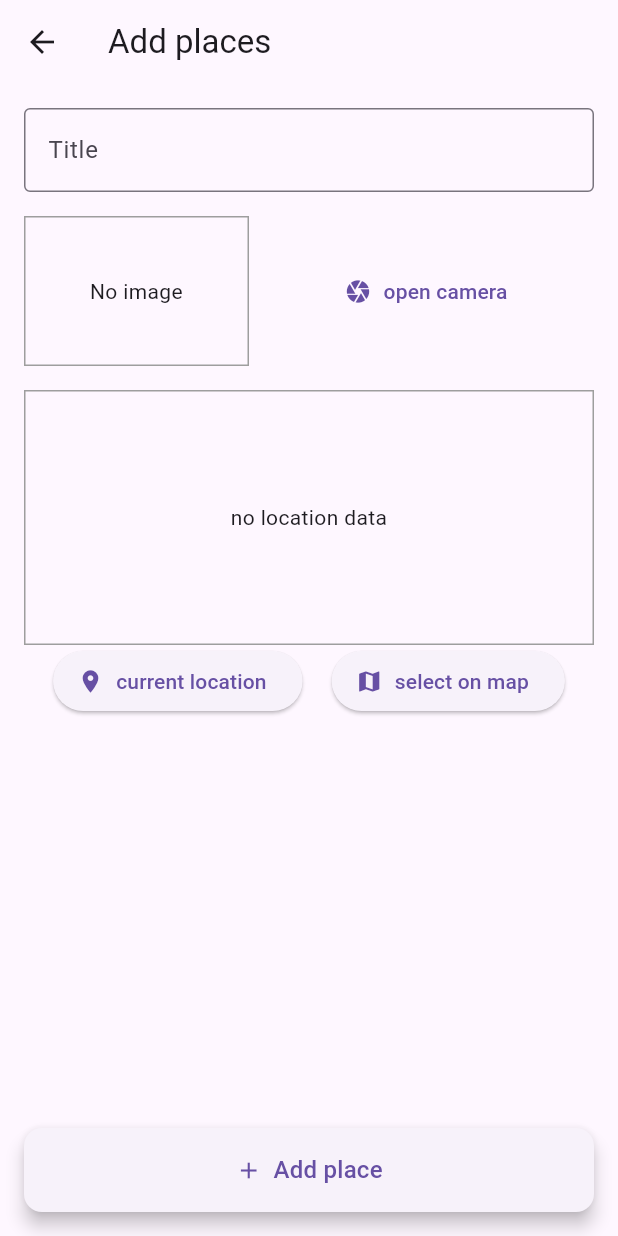
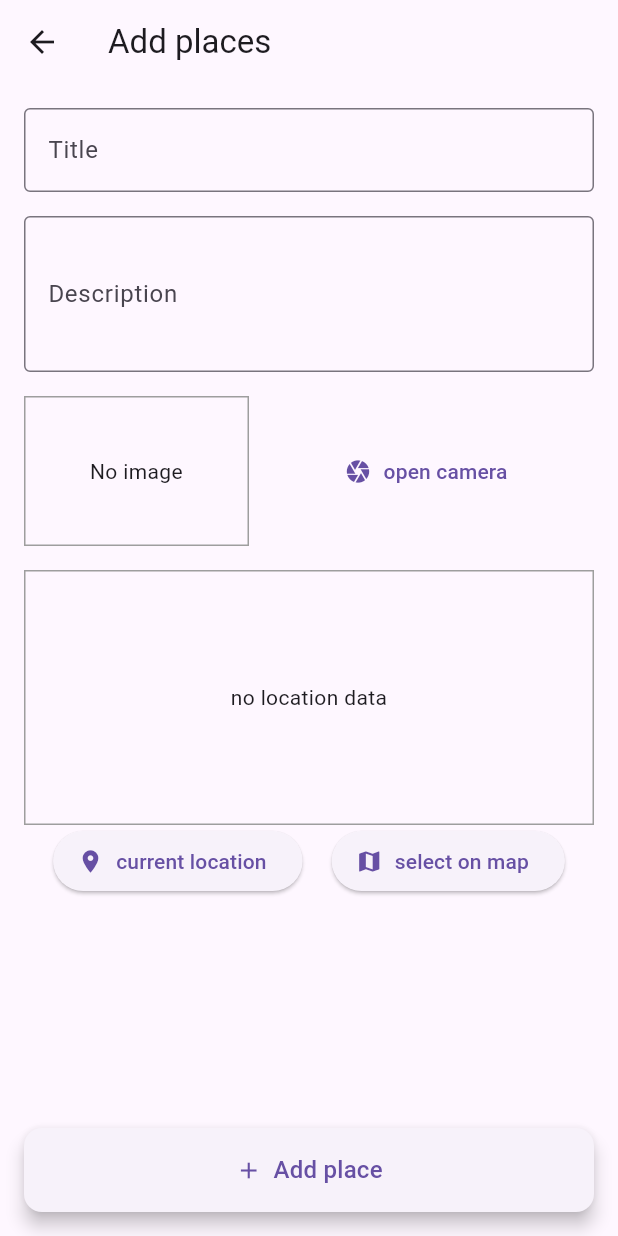
Before and after one commit to supreethraj13/FavPlaces, a Flutter app: the AddPlaceScreen screen opened by its route, after a tap on "Add place", on a phone screen of 412 x 824 dp. Run offline on Flutter 3.47's test engine with Material 3 defaults, Android fonts, the phone set to English and light mode, and no system bars; our stand-ins replace flutter_dotenv, google_maps_flutter, image_picker, location, sqflite; accounts and stored records are empty.

Commit message:
added place discription

```diff
--- a/lib/helper/db_helper.dart
+++ b/lib/helper/db_helper.dart
@@ -10,7 +10,8 @@ class DbHelper {
       onCreate: (db, version) {
         print('Creating database table "places"...');
         return db.execute(
-          'CREATE TABLE places(id TEXT PRIMARY KEY, title TEXT, img TEXT, loc_lat REAL, loc_lng REAL, address TEXT)',
+          // --- UPDATED THIS LINE ---
+          'CREATE TABLE places(id TEXT PRIMARY KEY, title TEXT, description TEXT, img TEXT, loc_lat REAL, loc_lng REAL, address TEXT)',
         );
       },
       version: 1,
--- a/lib/models/place.dart
+++ b/lib/models/place.dart
@@ -15,12 +15,14 @@ class Placelocation {
 class Place {
   final String id;
   final String title;
+  final String description; // --- ADDED THIS LINE ---
   final Placelocation location;
   final File image;
 
   Place({
     required this.id,
     required this.title,
+    required this.description, // --- ADDED THIS LINE ---
     required this.location,
     required this.image,
   });
--- a/lib/provider/great_places_provider.dart
+++ b/lib/provider/great_places_provider.dart
@@ -1,9 +1,9 @@
 import 'dart:io';
 import 'package:flutter/material.dart';
 
-import '../helper/db_helper.dart';
+import '../helper/db_helper.dart'; // Corrected typo from 'helper'
 import '../models/place.dart';
-import '../helper/loaction_helper.dart';
+import '../helper/loaction_helper.dart'; // Corrected typo from 'helper'
 
 class GreatPlaces with ChangeNotifier {
   List<Place> _items = [];
@@ -17,9 +17,11 @@ class GreatPlaces with ChangeNotifier {
 
   Future<void> addPlace(
     String pickedtitle,
+    String pickedDescription, // --- ADDED THIS ---
     File pickedimage,
     Placelocation pickedlocation,
   ) async {
+    // Corrected typo from 'LoactionHelper'
     final address = await LoactionHelper.getplaceaddress(
       pickedlocation.latitude,
       pickedlocation.longitude,
@@ -32,6 +34,7 @@ class GreatPlaces with ChangeNotifier {
     final newPlace = Place(
       id: DateTime.now().toString(),
       title: pickedtitle,
+      description: pickedDescription, // --- ADDED THIS ---
       location: updatedloc,
       image: pickedimage,
     );
@@ -40,6 +43,7 @@ class GreatPlaces with ChangeNotifier {
     DbHelper.insert('places', {
       'id': newPlace.id,
       'title': newPlace.title,
+      'description': newPlace.description, // --- ADDED THIS ---
       'img': newPlace.image.path,
       'loc_lat': newPlace.location.latitude,
       'loc_lng': newPlace.location.longitude,
@@ -54,6 +58,7 @@ class GreatPlaces with ChangeNotifier {
           (items) => Place(
             id: items['id'],
             title: items['title'],
+            description: items['description'], // --- ADDED THIS ---
             location: Placelocation(
               latitude: items['loc_lat'],
               longitude: items['loc_lng'],
--- a/lib/screen/add_place_screen.dart
+++ b/lib/screen/add_place_screen.dart
@@ -17,6 +17,8 @@ class AddPlaceScreen extends StatefulWidget {
 
 class _AddPlaceScreenState extends State<AddPlaceScreen> {
   final _titlecontroller = TextEditingController();
+  // --- ADDED CONTROLLER FOR DESCRIPTION ---
+  final _descriptionController = TextEditingController();
   File? _pickedimage;
   Placelocation? _placelocation;
 
@@ -30,6 +32,8 @@ class _AddPlaceScreenState extends State<AddPlaceScreen> {
 
   void _saveplace() {
     if (_titlecontroller.text.isEmpty ||
+        // --- ADDED DESCRIPTION CHECK ---
+        _descriptionController.text.isEmpty ||
         _pickedimage == null ||
         _placelocation == null) {
       // You could show a snackbar error here
@@ -38,7 +42,13 @@ class _AddPlaceScreenState extends State<AddPlaceScreen> {
     Provider.of<GreatPlaces>(
       context,
       listen: false,
-    ).addPlace(_titlecontroller.text, _pickedimage!, _placelocation!);
+    ).addPlace(
+      _titlecontroller.text,
+      // --- PASSED THE DESCRIPTION ---
+      _descriptionController.text,
+      _pickedimage!,
+      _placelocation!,
+    );
     Navigator.of(context).pop();
   }
 
@@ -47,13 +57,11 @@ class _AddPlaceScreenState extends State<AddPlaceScreen> {
     return Scaffold(
       appBar: AppBar(title: const Text('Add places')),
       body: Column(
-        // crossAxisAlignment.stretch is good!
         crossAxisAlignment: CrossAxisAlignment.stretch,
         children: [
           Expanded(
             child: SingleChildScrollView(
               child: Padding(
-                // Increased padding for better spacing
                 padding: const EdgeInsets.all(16.0),
                 child: Column(
                   children: [
@@ -61,11 +69,21 @@ class _AddPlaceScreenState extends State<AddPlaceScreen> {
                       controller: _titlecontroller,
                       decoration: const InputDecoration(
                         labelText: 'Title',
-                        // Added an outline border
                         border: OutlineInputBorder(),
                       ),
                     ),
-                    // Increased spacing
+                    const SizedBox(height: 16),
+                    // --- ADDED DESCRIPTION TEXTFIELD ---
+                    TextField(
+                      controller: _descriptionController,
+                      decoration: const InputDecoration(
+                        labelText: 'Description',
+                        border: OutlineInputBorder(),
+                      ),
+                      maxLines: 3, // Makes it a multi-line box
+                      keyboardType: TextInputType.multiline,
+                    ),
+                    // ---------------------------------
                     const SizedBox(height: 16),
                     ImageInput(_selectimage),
                     const SizedBox(height: 16),
@@ -75,24 +93,18 @@ class _AddPlaceScreenState extends State<AddPlaceScreen> {
               ),
             ),
           ),
-          // --- Improved Button Styling ---
           Padding(
-            // Added padding to keep it from the screen edges/safe area
             padding: const EdgeInsets.fromLTRB(16.0, 8.0, 16.0, 16.0),
             child: ElevatedButton.icon(
               icon: const Icon(Icons.add),
               label: const Text('Add place'),
               onPressed: _saveplace,
               style: ElevatedButton.styleFrom(
-                // Made the button taller
                 padding: const EdgeInsets.symmetric(vertical: 16.0),
-                // Rounded corners
                 shape: RoundedRectangleBorder(
                   borderRadius: BorderRadius.circular(12),
                 ),
-                // Made text larger
                 textStyle: Theme.of(context).textTheme.titleMedium,
-                // Removed the default splash/tap padding
                 tapTargetSize: MaterialTapTargetSize.shrinkWrap,
                 elevation: 5,
               ),
```
Also changed, not shown: lib/screen/places_details_screen.dart (+48 -14 lines).
